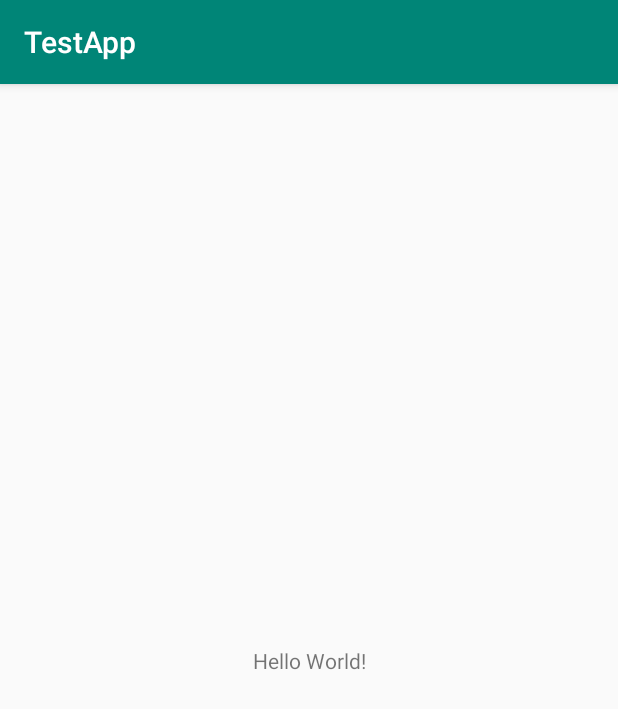
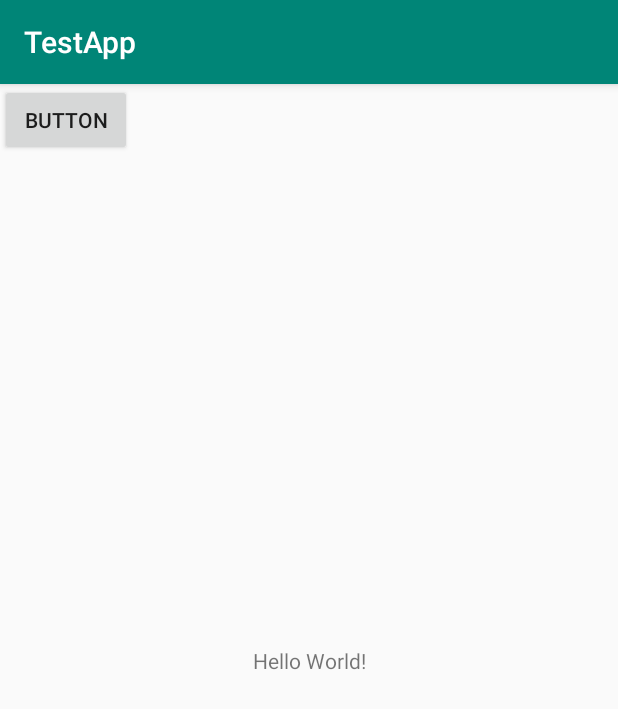
Before and after one commit to haqnawaz99/TestAppp, an Android app: the screen it shows after launch (MainActivity), on a phone screen of 412 x 824 dp. Shown: the top 709 px of the screen. Run offline under Robolectric (Android 15) with nearby library versions, the phone set to English and light mode, and no system bars.

Commit message:
Button Added

```diff
--- a/app/src/main/res/layout/activity_main.xml
+++ b/app/src/main/res/layout/activity_main.xml
@@ -15,4 +15,12 @@
         app:layout_constraintRight_toRightOf="parent"
         app:layout_constraintTop_toTopOf="parent" />
 
+    <Button
+        android:id="@+id/button"
+        android:layout_width="wrap_content"
+        android:layout_height="wrap_content"
+        android:text="Button"
+        tools:layout_editor_absoluteX="182dp"
+        tools:layout_editor_absoluteY="531dp" />
+
 </androidx.constraintlayout.widget.ConstraintLayout>
```
